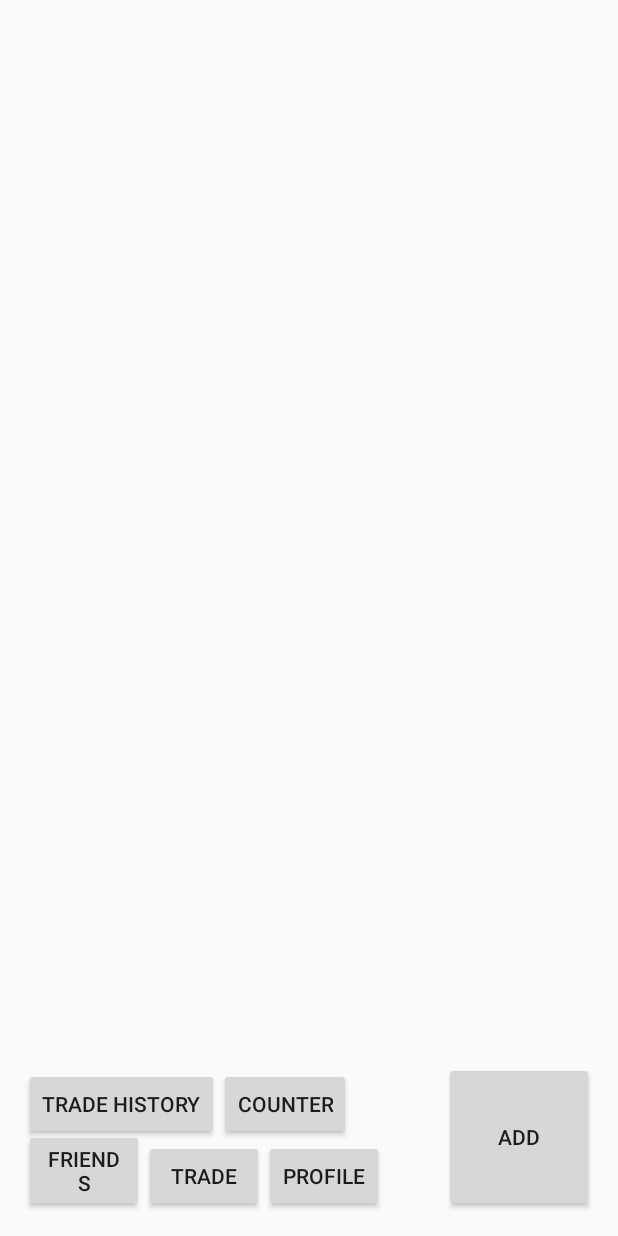
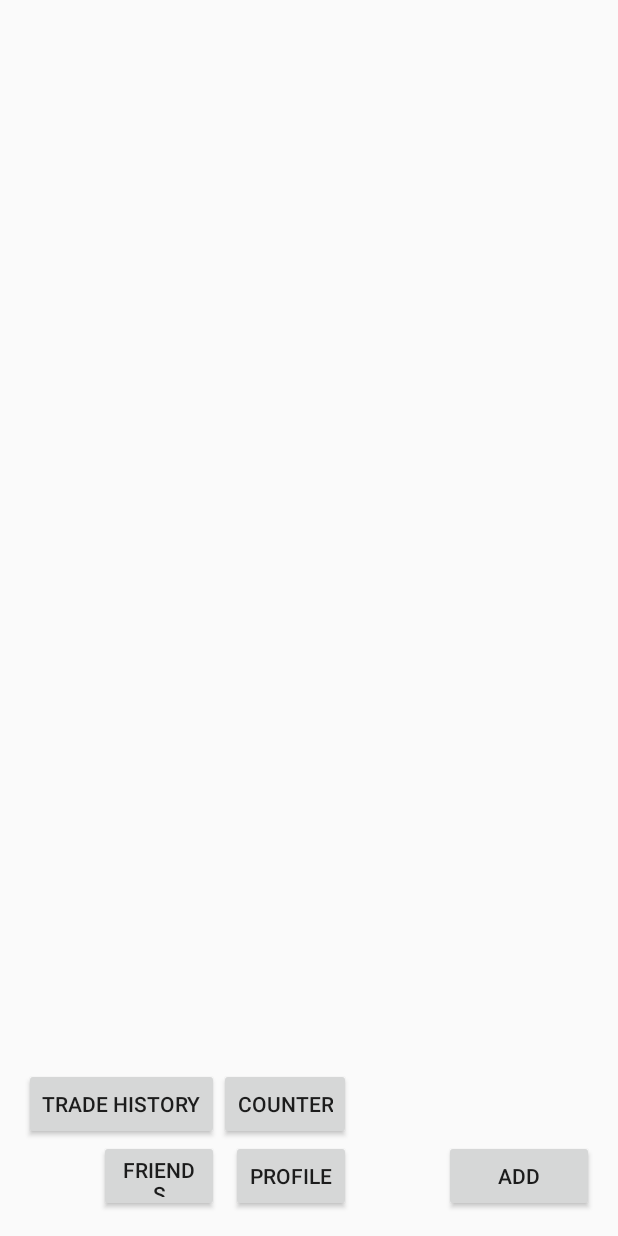
Before and after one commit to CMPUT301F15T06/GraceHoppers, an Android app: the screen it shows after launch (HomeScreen), after a tap on "LOG IN", on a phone screen of 412 x 824 dp. Run offline under Robolectric (Android 15) with nearby library versions, the phone set to English and light mode, and no system bars; 7 statements that could not run were skipped.

Commit message:
moved trade button to friend profile, you can now only view public items of your friends.

```diff
--- a/app/src/main/java/com/gracehoppers/jlovas/bookwrm/HomeScreen.java
+++ b/app/src/main/java/com/gracehoppers/jlovas/bookwrm/HomeScreen.java
@@ -134,7 +134,7 @@ public class HomeScreen extends Activity {
                 startActivity(turnFriend);
             }
         });
-
+/*
         Button trade = (Button) findViewById(R.id.tradeButton);
         trade.setOnClickListener(new View.OnClickListener() {
             @Override
@@ -143,7 +143,7 @@ public class HomeScreen extends Activity {
                 startActivity(turnTrade);
             }
         });
-
+*/
         Button tradeHistory = (Button) findViewById(R.id.TradeHistoryButton);
         tradeHistory.setOnClickListener(new View.OnClickListener() {
             @Override
--- a/app/src/main/java/com/gracehoppers/jlovas/bookwrm/MainActivity.java
+++ b/app/src/main/java/com/gracehoppers/jlovas/bookwrm/MainActivity.java
@@ -98,7 +98,7 @@ public class MainActivity extends ActionBarActivity {
         book1.setAuthor("Joseph Campbell");
         book1.setCategory(3);
         book1.setQuality(4);
-        book1.setIsPrivate(false);
+        book1.setIsPrivate(true);
         book1.setDescription("This book is pretty cool. Maybe too cool.");
         //let these set to quantity default of 1 so i don't have to add extra exception catches for temporary code
 
--- a/app/src/main/java/com/gracehoppers/jlovas/bookwrm/SignUpActivity.java
+++ b/app/src/main/java/com/gracehoppers/jlovas/bookwrm/SignUpActivity.java
@@ -110,7 +110,7 @@ public class SignUpActivity extends ActionBarActivity {
                     book1.setAuthor("Joseph Campbell");
                     book1.setCategory(3);
                     book1.setQuality(4);
-                    book1.setIsPrivate(false);
+                    book1.setIsPrivate(true);
                     book1.setDescription("This book is pretty cool. Maybe too cool.");
                     //let these set to quantity default of 1 so i don't have to add extra exception catches for temporary code
 
--- a/app/src/main/res/layout/activity_friends_screen.xml
+++ b/app/src/main/res/layout/activity_friends_screen.xml
@@ -27,11 +27,11 @@
     <Button
         android:layout_width="wrap_content"
         android:layout_height="wrap_content"
-        android:text="Add Friend"
         android:id="@+id/addFriendButton"
         android:background="#c0e7b7"
         android:layout_alignParentBottom="true"
-        android:layout_alignParentEnd="true" />
+        android:layout_alignParentEnd="true"
+        android:text="Send Request" />
 
     <EditText
         android:layout_width="wrap_content"
@@ -40,5 +40,5 @@
         android:layout_alignBottom="@+id/addFriendButton"
         android:layout_alignParentStart="true"
         android:layout_toStartOf="@+id/addFriendButton"
-        android:hint="New friend's username"/>
+        android:hint="Search For New friends"/>
 </RelativeLayout>
--- a/app/src/main/res/layout/activity_home_screen.xml
+++ b/app/src/main/res/layout/activity_home_screen.xml
@@ -4,7 +4,8 @@
     android:paddingRight="@dimen/activity_horizontal_margin"
     android:paddingTop="@dimen/activity_vertical_margin"
     android:paddingBottom="@dimen/activity_vertical_margin"
-    tools:context="com.gracehoppers.jlovas.bookwrm.HomeScreen">
+    tools:context="com.gracehoppers.jlovas.bookwrm.HomeScreen"
+    android:id="@+id/icol">
 
     <Button
         android:layout_width="100dp"
@@ -12,7 +13,8 @@
         android:text="Add"
         android:id="@+id/addBookButton"
         android:layout_alignParentBottom="true"
-        android:layout_alignParentEnd="true" />
+        android:layout_alignParentEnd="true"
+        android:layout_alignTop="@+id/profileButton" />
 
     <ListView
         android:layout_width="wrap_content"
@@ -20,24 +22,16 @@
         android:id="@+id/inventory1"
         android:layout_alignParentTop="true"
         android:layout_alignParentStart="true"
-        android:layout_above="@+id/addBookButton"
-        android:smoothScrollbar="true" />
-
-    <Button
-        android:layout_width="80dp"
-        android:layout_height="wrap_content"
-        android:text="Trade"
-        android:id="@+id/tradeButton"
-        android:layout_alignParentBottom="true"
-        android:layout_toEndOf="@+id/friendsButton" />
+        android:smoothScrollbar="true"
+        android:layout_above="@+id/TradeHistoryButton" />
 
     <Button
         android:layout_width="80dp"
         android:layout_height="wrap_content"
         android:text="Friends"
         android:id="@+id/friendsButton"
-        android:layout_alignParentBottom="true"
-        android:layout_alignParentStart="true" />
+        android:layout_below="@+id/turnCounter"
+        android:layout_alignEnd="@+id/TradeHistoryButton" />
 
     <Button
         android:layout_width="80dp"
@@ -45,7 +39,7 @@
         android:text="Profile"
         android:id="@+id/profileButton"
         android:layout_alignParentBottom="true"
-        android:layout_toEndOf="@+id/tradeButton" />
+        android:layout_alignEnd="@+id/turnCounter" />
 
     <Button
         style="?android:attr/buttonStyleSmall"
@@ -53,7 +47,7 @@
         android:layout_height="wrap_content"
         android:text="Trade History"
         android:id="@+id/TradeHistoryButton"
-        android:layout_above="@+id/tradeButton"
+        android:layout_above="@+id/friendsButton"
         android:layout_alignParentStart="true" />
 
     <Button
```
Also changed, not shown: app/src/main/java/com/gracehoppers/jlovas/bookwrm/FriendProfileScreen.java (+13 -3 lines), app/src/main/java/com/gracehoppers/jlovas/bookwrm/Inventory.java (+22 -0 lines), app/src/main/res/layout/activity_friend_profile_screen.xml (+9 -0 lines).
